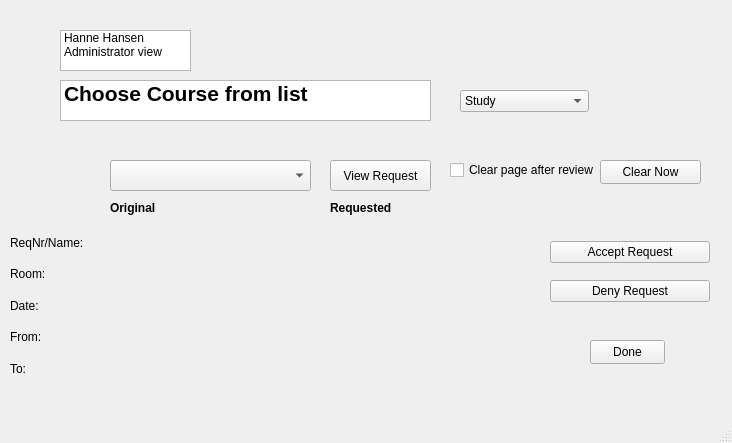
This is View/Admin_functionalGUI.ui in Samuelyos/iteration-3 as Qt 5 draws it before an edit. The edited form follows.
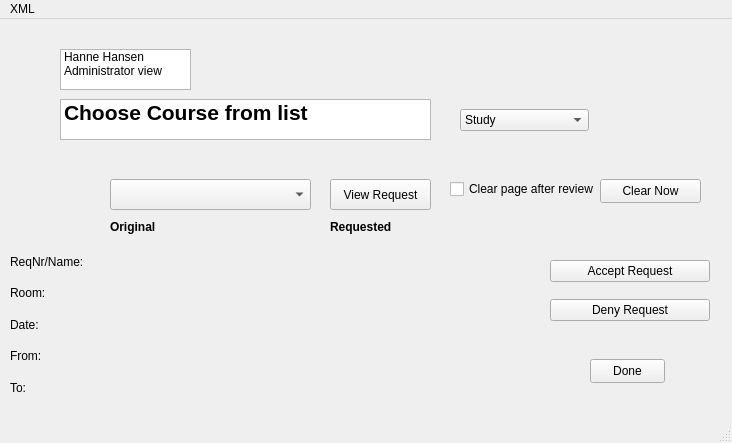
This is the edited form.

```diff
--- a/View/Admin_functionalGUI.ui
+++ b/View/Admin_functionalGUI.ui
@@ -358,6 +358,13 @@
      <height>22</height>
     </rect>
    </property>
+   <widget class="QMenu" name="menuXML">
+    <property name="title">
+     <string>XML</string>
+    </property>
+    <addaction name="actionView_XML_page"/>
+   </widget>
+   <addaction name="menuXML"/>
   </widget>
   <widget class="QStatusBar" name="statusbar"/>
  </widget>
```
Left out of the diff: 5 changed lines with no effect on the pictures.
